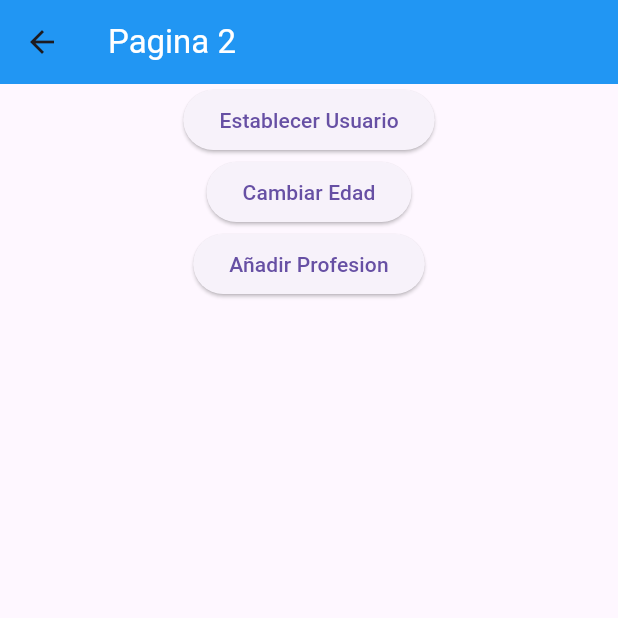
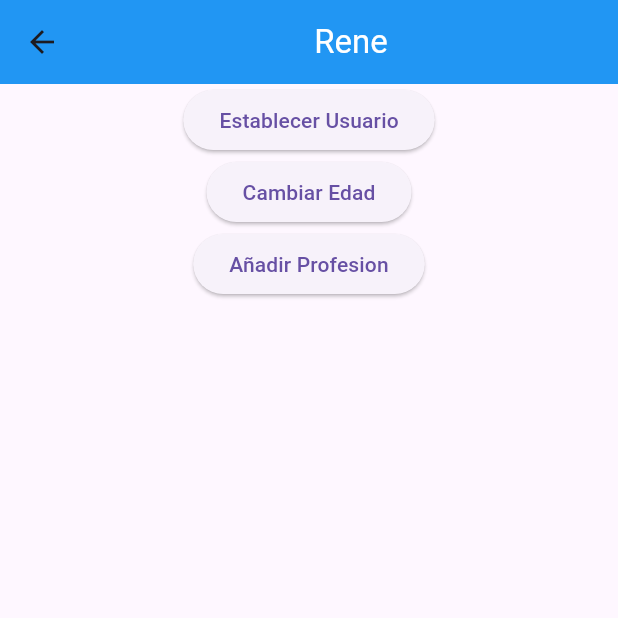
Before and after one commit to renedev9/gestores_de_estados, a Flutter app: the Pagina2Page screen opened by its route, after a tap on "Establecer Usuario", on a phone screen of 412 x 824 dp, the top half of it. Run offline on Flutter 3.47's test engine with Material 3 defaults, Android fonts, the phone set to English and light mode, and no system bars; accounts and stored records are empty.

Commit message:
Fin singleton

```diff
--- a/lib/pages/pagina1_page.dart
+++ b/lib/pages/pagina1_page.dart
@@ -1,3 +1,4 @@
+import 'package:estados_app/models/usuario.dart';
 import 'package:estados_app/services/usuario_service.dart';
 import 'package:flutter/material.dart';
 
@@ -7,20 +8,29 @@ class Pagina1Page extends StatelessWidget {
   @override
   Widget build(BuildContext context) {
     return Scaffold(
-      appBar: AppBar(title: Text('Pagina 1'),),
-      body: usuarioService.existeUsuario
-      ?const InformacionUsuario()
-      :Center(child: Text('No existe informacion del usuario'),),
+      appBar: AppBar(title: Center(child: Text('Pagina 1',style: TextStyle(color: Colors.white),)),backgroundColor: Colors.blue,automaticallyImplyLeading: true,),
+      body: StreamBuilder(
+        stream: usuarioService.usuarioStream,
+        builder: (BuildContext context, AsyncSnapshot<Usuario> snapshot) {
+          return snapshot.hasData
+      ? InformacionUsuario(usuario: usuarioService.usuario,)
+      :Center(child: Text('No existe informacion del usuario'),);
+        },
+      ),
       floatingActionButton: FloatingActionButton(onPressed: (){
         Navigator.pushNamed(context, '/pagina2');
-      }),
+      },
+      backgroundColor: Colors.blue,
+      ),
       );
   }
 }
 
 class InformacionUsuario extends StatelessWidget {
-  const InformacionUsuario({
+  Usuario usuario;
+   InformacionUsuario({
     super.key,
+    required this.usuario
   });
 
   @override
@@ -31,13 +41,13 @@ class InformacionUsuario extends StatelessWidget {
       child: Column(children: [
         Text('General',style: TextStyle(color: Colors.black,fontSize: 18,fontWeight: FontWeight.bold),),
         Divider(),
-        ListTile(title: Text('Nombre'),),
-        ListTile(title: Text('Edad'),),
+        ListTile(title: Text(usuario.nombre!),),
+        ListTile(title: Text(usuario.edad!.toString()),),
         Text('Profesiones',style: TextStyle(color: Colors.black,fontSize: 18,fontWeight: FontWeight.bold),),
         Divider(),
-        ListTile(title: Text('Profesion1'),),
-        ListTile(title: Text('Profesion2'),),
-        ListTile(title: Text('Profesion3'),)
+        ListTile(title: Text(usuario.profesiones!.first),),
+        ListTile(title: Text(usuario.profesiones!.first),),
+        ListTile(title: Text(usuario.profesiones!.last),)
       ],));
   }
 }
--- a/lib/pages/pagina2_page.dart
+++ b/lib/pages/pagina2_page.dart
@@ -1,16 +1,57 @@
+import 'package:estados_app/models/usuario.dart';
+import 'package:estados_app/services/usuario_service.dart';
 import 'package:flutter/material.dart';
 
-class Pagina2Page extends StatelessWidget {
+class Pagina2Page extends StatefulWidget {
   const Pagina2Page({super.key});
 
   @override
+  State<Pagina2Page> createState() => _Pagina2PageState();
+}
+
+class _Pagina2PageState extends State<Pagina2Page> {
+  @override
   Widget build(BuildContext context) {
     return Scaffold(
-      appBar: AppBar(title: Text('Pagina 2',style: TextStyle(color: Colors.white),),backgroundColor: Colors.blue,),
-      body: Center(child:Column(children: [
-        ElevatedButton(onPressed: (){}, child: Text('Establecer Usuario')),
-        ElevatedButton(onPressed: (){}, child: Text('Cambiar Edad')),
-        ElevatedButton(onPressed: (){}, child: Text('Añadir Profesion')),
-      ],)));
+        appBar: AppBar(
+          title: StreamBuilder(
+            stream: usuarioService.usuarioStream,
+             builder: (BuildContext context, AsyncSnapshot<Usuario> snapshot) {
+              return snapshot.hasData
+              ?Center(
+              child: Text(
+          snapshot.data!.nombre!,
+            style: TextStyle(color: Colors.white),
+          ))
+              :Text('No tiene nombre') ;
+
+            },
+          ),
+          backgroundColor: Colors.blue,
+        ),
+        body: Center(
+            child: Column(
+          children: [
+            ElevatedButton(
+                onPressed: () {
+                  Usuario usuario = Usuario(
+                      nombre: 'Rene',
+                      edad: 27,
+                      profesiones: [
+                        'Desarrollador App moviles',
+                        'Desarrollador App web',
+                        'Tested'
+                      ]);
+                  usuarioService.cargarUsuario(usuario);
+                },
+                child: Text('Establecer Usuario')),
+            ElevatedButton(
+                onPressed: () {
+                  usuarioService.setEdad(28);
+                },
+                child: Text('Cambiar Edad')),
+            ElevatedButton(onPressed: () {}, child: Text('Añadir Profesion')),
+          ],
+        )));
   }
 }
```
Also changed, not shown: lib/main.dart (+1 -8 lines), lib/services/usuario_service.dart (+15 -1 lines).
